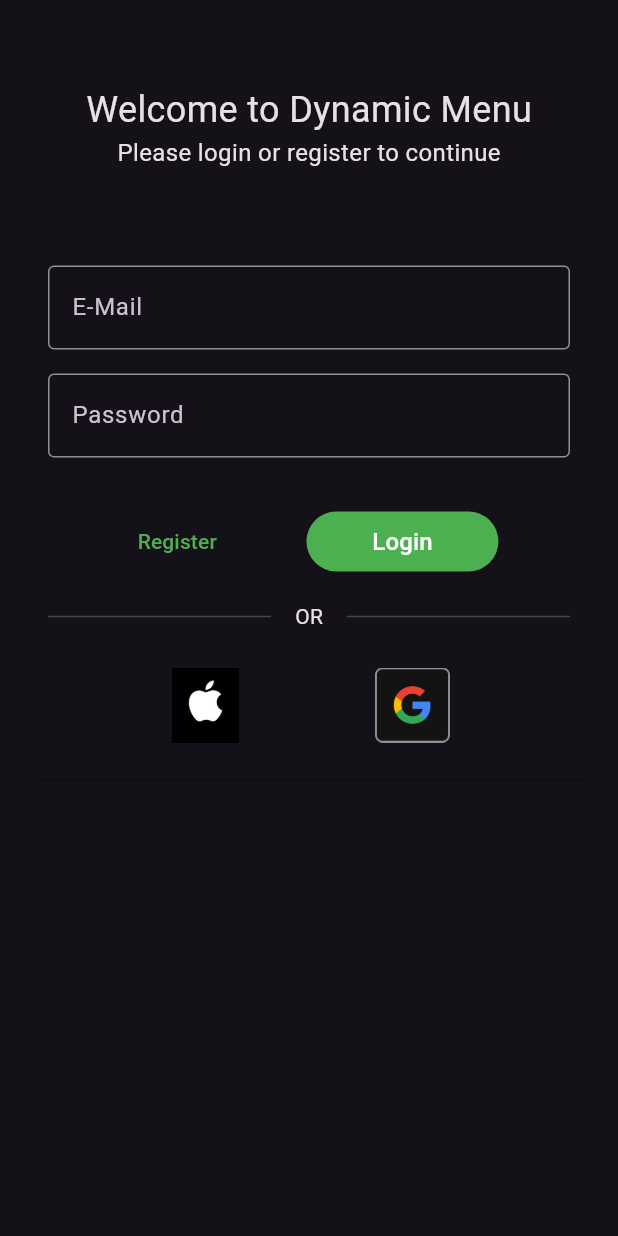
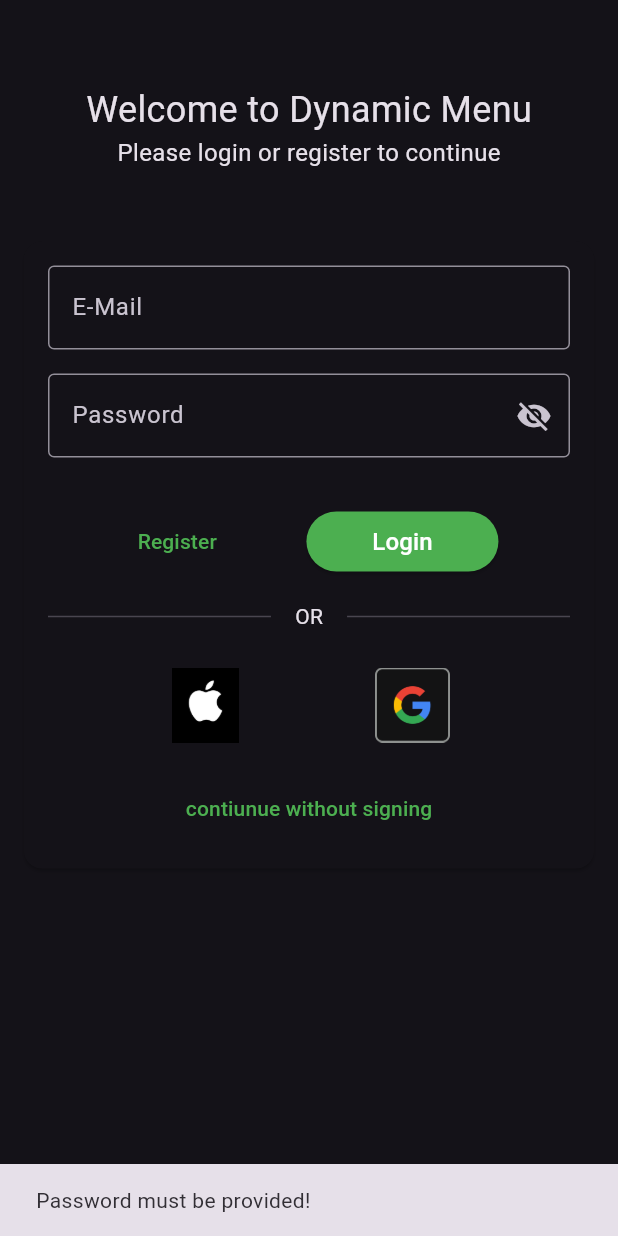
Before and after one commit to QuantschnigAlex/dynamic-menu, a Flutter app: the screen it shows after launch, after a tap on "Register", on a phone screen of 412 x 824 dp. Run offline on Flutter 3.47's test engine with Material 3 defaults, Android fonts, the phone set to English and light mode, and no system bars; our stand-ins replace supabase_flutter; accounts and stored records are empty.

Commit message:
Add error handling and show password functionality in login screen

```diff
--- a/lib/features/login/login_screen.dart
+++ b/lib/features/login/login_screen.dart
@@ -39,6 +39,21 @@ class _LoginScreenState extends State<LoginScreen> {
   Future<void> _signUp() async {
     final theme = Theme.of(context);
 
+    if (_isError) {
+      ScaffoldMessenger.of(context)
+          .showSnackBar(const SnackBar(content: Text("Wrong email format")));
+
+      return;
+    }
+
+    if (_passwordController.value.text.trim().isEmpty) {
+      ScaffoldMessenger.of(context).showSnackBar(
+        const SnackBar(
+          content: Text("Password must be provided!"),
+        ),
+      );
+      return;
+    }
     try {
       setState(() {
         _isLoading = true;
@@ -101,6 +116,8 @@ class _LoginScreenState extends State<LoginScreen> {
         ),
       );
     } catch (error) {
+      print(error);
+
       messenger.showSnackBar(SnackBar(
         content: const Text('Unexpected error occurred'),
         backgroundColor: theme.colorScheme.error,
@@ -120,6 +137,7 @@ class _LoginScreenState extends State<LoginScreen> {
   }
 
   bool _isError = false;
+  bool _showPassword = false;
 
   @override
   Widget build(BuildContext context) {
@@ -178,11 +196,21 @@ class _LoginScreenState extends State<LoginScreen> {
                         ),
                         const SizedBox(height: 16.0),
                         TextField(
-                          obscureText: true,
+                          obscureText: !_showPassword,
                           controller: _passwordController,
-                          decoration: const InputDecoration(
+                          decoration: InputDecoration(
                             labelText: 'Password',
-                            border: OutlineInputBorder(),
+                            suffixIcon: IconButton(
+                              icon: _showPassword
+                                  ? const Icon(Icons.visibility)
+                                  : const Icon(Icons.visibility_off),
+                              onPressed: () {
+                                setState(() {
+                                  _showPassword = !_showPassword;
+                                });
+                              },
+                            ),
+                            border: const OutlineInputBorder(),
                           ),
                         ),
                         const SizedBox(height: 32.0),
@@ -243,6 +271,13 @@ class _LoginScreenState extends State<LoginScreen> {
                             ),
                           ],
                         ),
+                        const SizedBox(
+                          height: 12,
+                        ),
+                        TextButton(
+                          onPressed: () {},
+                          child: const Text("contiunue without signing"),
+                        ),
                       ],
                     ),
                   ),
```
Also changed, not shown: lib/features/qr_scan/qr_scan_screen.dart (added).
